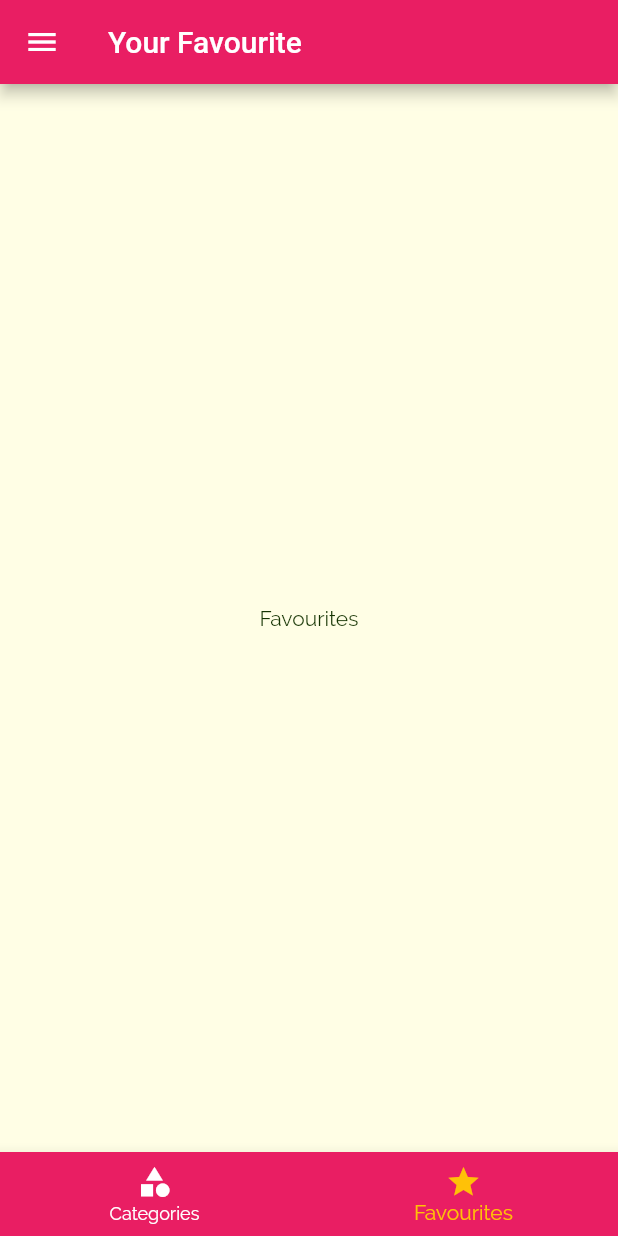
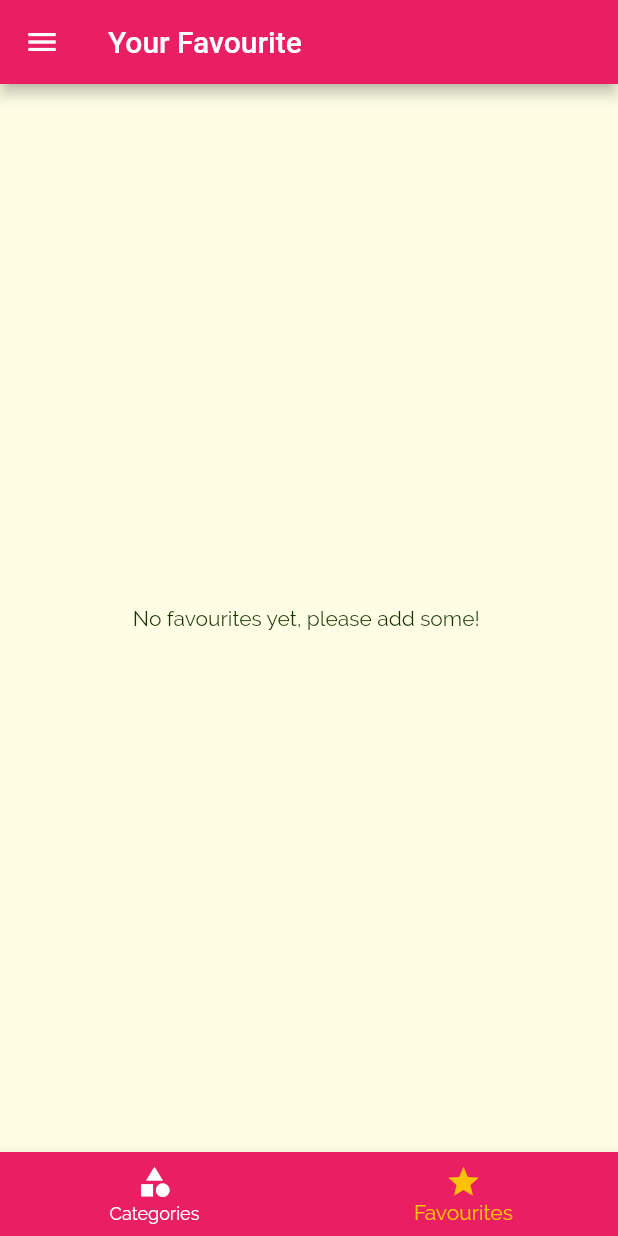
Before and after one commit to Yassin-H-Rassul/flutter_meals_app, a Flutter app: the screen it shows after launch, item 2 of the bottom bar chosen, on a phone screen of 412 x 824 dp. Run offline on Flutter 3.47's test engine with Material 2 defaults, Android fonts, the phone set to English and light mode, and no system bars; missing offline and left inert: dart:ffi.

Commit message:
added the favourites screen UI and its logic.

```diff
--- a/lib/main.dart
+++ b/lib/main.dart
@@ -43,6 +43,27 @@ class _MyAppState extends State<MyApp> {
     });
   }
 
+  List<Meal> _favouriteMeals = [];
+
+  void _toggleFavourite(String mealId) {
+    int existingIndex = _favouriteMeals.indexWhere((meal) => meal.id == mealId);
+    if (existingIndex >= 0) {
+      print('///////////////////////////////////deleting');
+      setState(() {
+        _favouriteMeals.removeAt(existingIndex);
+      });
+    } else {
+      setState(() {
+        _favouriteMeals
+            .add(DUMMY_MEALS.firstWhere((meal) => meal.id == mealId));
+      });
+    }
+  }
+
+  bool isFavourite(String mealId) {
+    return _favouriteMeals.any((meal) => meal.id == mealId);
+  }
+
   @override
   Widget build(BuildContext context) {
     return MaterialApp(
@@ -69,10 +90,11 @@ class _MyAppState extends State<MyApp> {
       ),
       // home: CategoryScreen(),
       routes: {
-        '/': (context) => BottomNavHelper(),
+        '/': (context) => BottomNavHelper(_favouriteMeals),
         CategoryMealsScreen.routeName: (context) =>
             CategoryMealsScreen(availableMeals),
-        MealDetailScreen.routeName: (context) => MealDetailScreen(),
+        MealDetailScreen.routeName: (context) => MealDetailScreen(
+            toggleFavourite: _toggleFavourite, isFavourite: isFavourite),
         FiltersScreen.routeName: (context) =>
             FiltersScreen(_filters, saveFilters),
       },
--- a/lib/screens/bottom_nav_helper.dart
+++ b/lib/screens/bottom_nav_helper.dart
@@ -3,8 +3,11 @@ import 'package:meals_app/screens/category_screen.dart';
 import 'package:meals_app/screens/favourites_screen.dart';
 import 'package:meals_app/widgets/main_drawer.dart';
 
+import '../models/meal.dart';
+
 class BottomNavHelper extends StatefulWidget {
-  const BottomNavHelper({Key? key}) : super(key: key);
+  final List<Meal> favouriteMeals;
+  BottomNavHelper(this.favouriteMeals);
 
   @override
   State<BottomNavHelper> createState() => _BottomNavHelperState();
@@ -12,10 +15,7 @@ class BottomNavHelper extends StatefulWidget {
 
 class _BottomNavHelperState extends State<BottomNavHelper> {
   int _selectedPageIndex = 0;
-  List<Map<String, dynamic>> _pages = [
-    {'page': CategoryScreen(), 'title': 'Categories'},
-    {'page': FavouritesScreen(), 'title': 'Your Favourite'},
-  ];
+  List<Map<String, dynamic>> _pages = [];
 
   void _selectPage(int index) {
     setState(() {
@@ -24,12 +24,28 @@ class _BottomNavHelperState extends State<BottomNavHelper> {
   }
 
   @override
+  void initState() {
+    // TODO: implement initState
+    super.initState();
+    _pages = [
+      {
+        'page': CategoryScreen(),
+        'title': 'Categories',
+      },
+      {
+        'page': FavouritesScreen(widget.favouriteMeals),
+        'title': 'Your Favourite',
+      },
+    ];
+  }
+
+  @override
   Widget build(BuildContext context) {
     return Scaffold(
       appBar: AppBar(
         title: Text(_pages[_selectedPageIndex]['title']),
       ),
-      drawer:MainDrawer(),
+      drawer: MainDrawer(),
       body: _pages[_selectedPageIndex]['page'],
       bottomNavigationBar: BottomNavigationBar(
         backgroundColor: Theme.of(context).primaryColor,
--- a/lib/screens/category_meals_screen.dart
+++ b/lib/screens/category_meals_screen.dart
@@ -63,7 +63,6 @@ class _CategoryMealsScreenState extends State<CategoryMealsScreen> {
             duration: currentCategoryMeals[index].duration,
             affordability: currentCategoryMeals[index].affordability,
             complexity: currentCategoryMeals[index].complexity,
-            removeItemHandler: removeMeal,
           );
         },
         itemCount: currentCategoryMeals.length,
--- a/lib/screens/favourites_screen.dart
+++ b/lib/screens/favourites_screen.dart
@@ -1,12 +1,32 @@
 import 'package:flutter/material.dart';
+import 'package:meals_app/models/meal.dart';
+
+import '../widgets/meal_item.dart';
 
 class FavouritesScreen extends StatelessWidget {
-  const FavouritesScreen({Key? key}) : super(key: key);
+  final List<Meal> favouriteMeals;
+  FavouritesScreen(this.favouriteMeals);
 
   @override
   Widget build(BuildContext context) {
-    return Center(
-      child: Text('Favourites'),
-    );
+    if (favouriteMeals.isEmpty) {
+      return Center(
+        child: Text('No favourites yet, please add some! '),
+      );
+    } else {
+      return ListView.builder(
+        itemBuilder: (context, index) {
+          return MealItem(
+            id: favouriteMeals[index].id,
+            imageUrl: favouriteMeals[index].imageUrl,
+            title: favouriteMeals[index].title,
+            duration: favouriteMeals[index].duration,
+            affordability: favouriteMeals[index].affordability,
+            complexity: favouriteMeals[index].complexity,
+          );
+        },
+        itemCount: favouriteMeals.length,
+      );
+    }
   }
 }
```
Also changed, not shown: lib/screens/meal_detail_screen.dart (+18 -6 lines), lib/widgets/meal_item.dart (+3 -10 lines).
